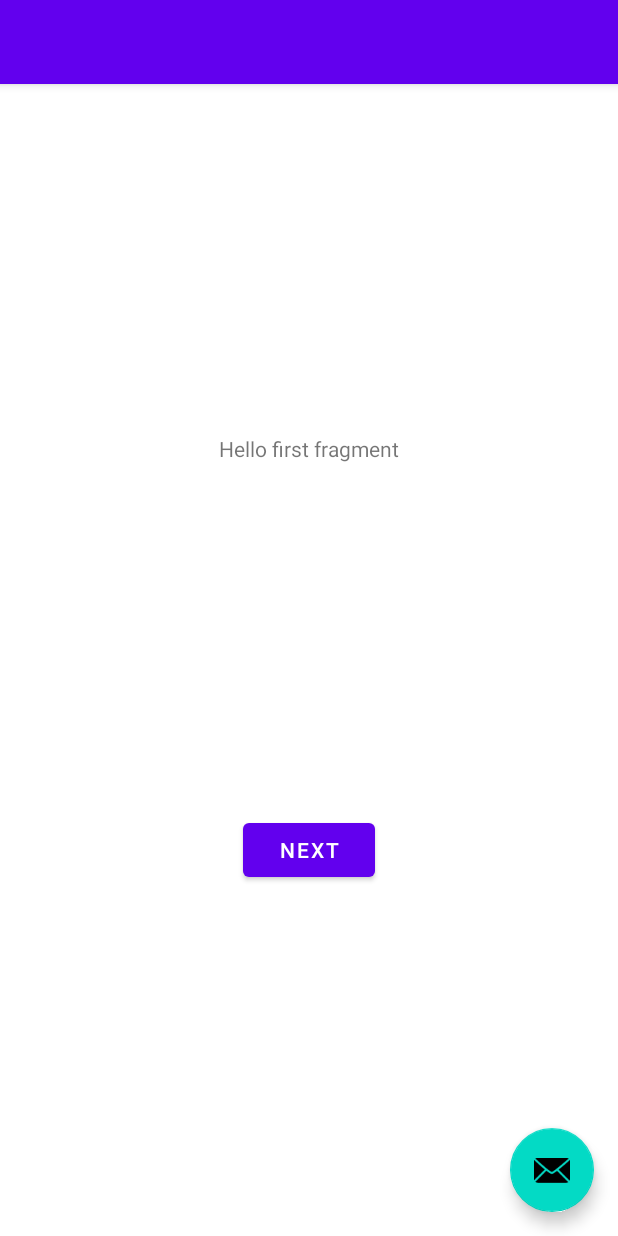
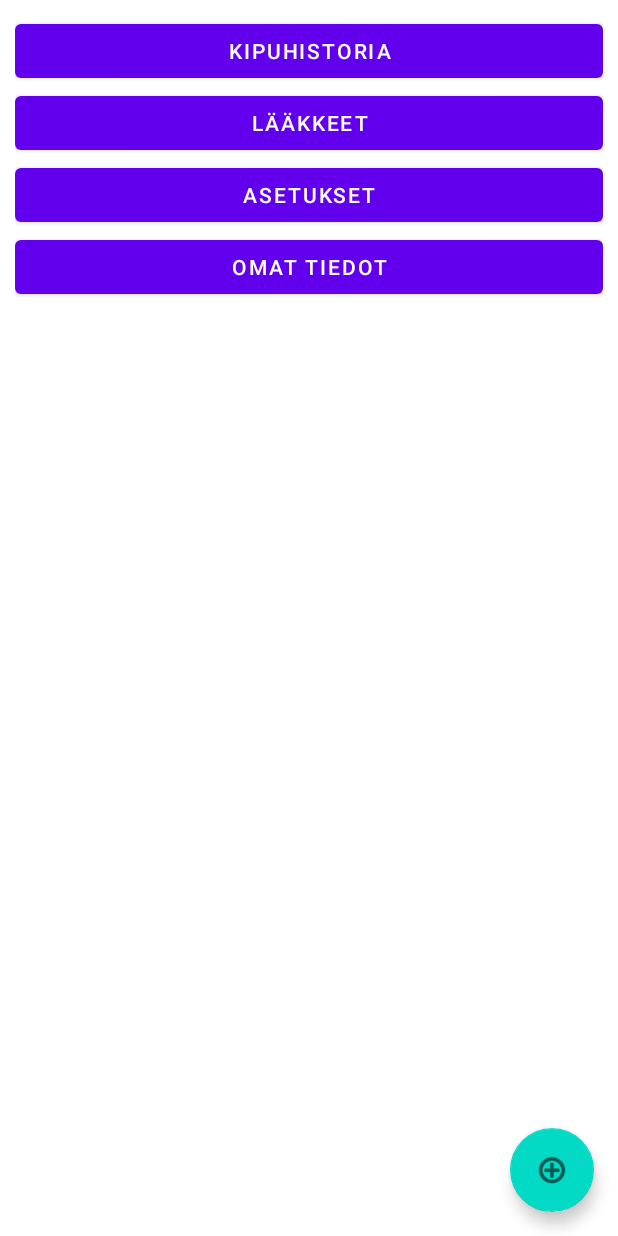
Before and after one commit to Tschokkinen/android-health-application, an Android app: the layout activity_main.xml on its own in the app's theme, with its tools: preview values and no code run, on a phone screen of 412 x 824 dp. Run offline under Robolectric (Android 15) with nearby library versions, the phone set to English and light mode, and no system bars.

Commit message:
Home page buttons added

```diff
--- a/app/src/main/AndroidManifest.xml
+++ b/app/src/main/AndroidManifest.xml
@@ -13,6 +13,11 @@
             android:name=".FirstLaunch"
             android:label="@string/first_launch_activity_name"
             android:exported="false" />
+        <activity android:name=".modules.painhistory.PainHistoryActivity" android:label="@string/main_activity_pain_history" android:exported="false" />
+        <activity android:name=".modules.medicines.MedicinesActivity" android:label="@string/main_activity_medicines" android:exported="false" />
+        <activity android:name=".modules.settings.SettingsActivity" android:label="@string/main_activity_settings" android:exported="false" />
+        <activity android:name=".modules.profile.ProfileActivity" android:label="@string/main_activity_own_information" android:exported="false" />
+        <activity android:name=".modules.painhistory.NewPainLogActivity" android:label="@string/main_activity_plus" android:exported="false" />
         <activity
             android:name=".MainActivity"
             android:exported="true"
--- a/app/src/main/res/layout/activity_main.xml
+++ b/app/src/main/res/layout/activity_main.xml
@@ -6,29 +6,46 @@
     android:layout_height="match_parent"
     tools:context=".MainActivity">
 
-    <com.google.android.material.appbar.AppBarLayout
+    <LinearLayout
         android:layout_width="match_parent"
-        android:layout_height="wrap_content"
-        android:theme="@style/Theme.HealthApplication.AppBarOverlay">
+        android:layout_height="match_parent"
+        android:padding="10dp"
+        android:orientation="vertical">
 
-        <androidx.appcompat.widget.Toolbar
-            android:id="@+id/toolbar"
+        <Button
+            android:id="@+id/pain_history_button"
             android:layout_width="match_parent"
-            android:layout_height="?attr/actionBarSize"
-            android:background="?attr/colorPrimary"
-            app:popupTheme="@style/Theme.HealthApplication.PopupOverlay" />
+            android:layout_height="wrap_content"
+            android:text="@string/main_activity_pain_history" />
 
-    </com.google.android.material.appbar.AppBarLayout>
+        <Button
+            android:id="@+id/medicines_button"
+            android:layout_width="match_parent"
+            android:layout_height="wrap_content"
+            android:text="@string/main_activity_medicines" />
 
-    <include layout="@layout/content_main" />
+        <Button
+            android:id="@+id/settings_button"
+            android:layout_width="match_parent"
+            android:layout_height="wrap_content"
+            android:text="@string/main_activity_settings" />
+
+        <Button
+            android:id="@+id/profile_button"
+            android:layout_width="match_parent"
+            android:layout_height="wrap_content"
+            android:text="@string/main_activity_own_information"  />
+    </LinearLayout>
 
     <com.google.android.material.floatingactionbutton.FloatingActionButton
-        android:id="@+id/fab"
+        android:id="@+id/add_button"
         android:layout_width="wrap_content"
         android:layout_height="wrap_content"
         android:layout_gravity="bottom|end"
         android:layout_marginEnd="@dimen/fab_margin"
         android:layout_marginBottom="16dp"
-        app:srcCompat="@android:drawable/ic_dialog_email" />
+        app:srcCompat="@android:drawable/ic_menu_add"
+        android:contentDescription="@string/main_activity_plus" />
+
 
 </androidx.coordinatorlayout.widget.CoordinatorLayout>
--- a/app/src/main/res/values/strings.xml
+++ b/app/src/main/res/values/strings.xml
@@ -30,4 +30,9 @@
     <string name="radio_button_no">Ei</string>
     <string name="user_data_text_sent">Kiitos! Tietosi on tallennettu.</string>
     <!-- End -->
+    <string name="main_activity_pain_history">Kipuhistoria</string>
+    <string name="main_activity_medicines">Lääkkeet</string>
+    <string name="main_activity_settings">Asetukset</string>
+    <string name="main_activity_own_information">Omat tiedot</string>
+    <string name="main_activity_plus">Mihin sattuu?</string>
 </resources>
```
Also changed, not shown: app/src/main/java/com/ericaskari/healthapplication/MainActivity.java (+40 -31 lines), app/src/main/java/com/ericaskari/healthapplication/modules/medicines/MedicinesActivity.java (added, +19 -0 lines), app/src/main/java/com/ericaskari/healthapplication/modules/painhistory/NewPainLogActivity.java (added, +18 -0 lines), app/src/main/java/com/ericaskari/healthapplication/modules/painhistory/PainHistoryActivity.java (added, +18 -0 lines), app/src/main/java/com/ericaskari/healthapplication/modules/profile/ProfileActivity.java (added, +18 -0 lines), app/src/main/java/com/ericaskari/healthapplication/modules/settings/SettingsActivity.java (added, +18 -0 lines), app/src/main/res/layout/medicines.xml (added, +24 -0 lines), app/src/main/res/layout/new_pain_log.xml (added, +25 -0 lines), app/src/main/res/layout/pain_history.xml (added, +25 -0 lines), app/src/main/res/layout/profile.xml (added, +25 -0 lines), app/src/main/res/layout/settings.xml (added, +25 -0 lines).
